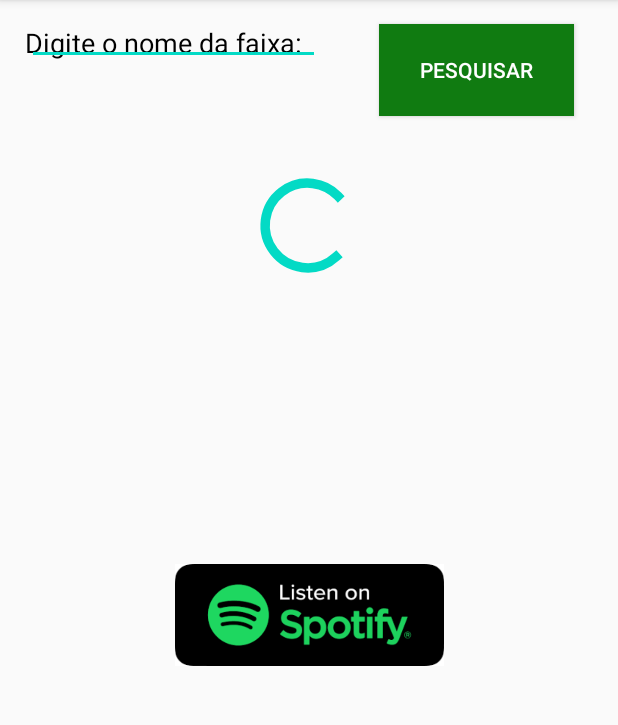
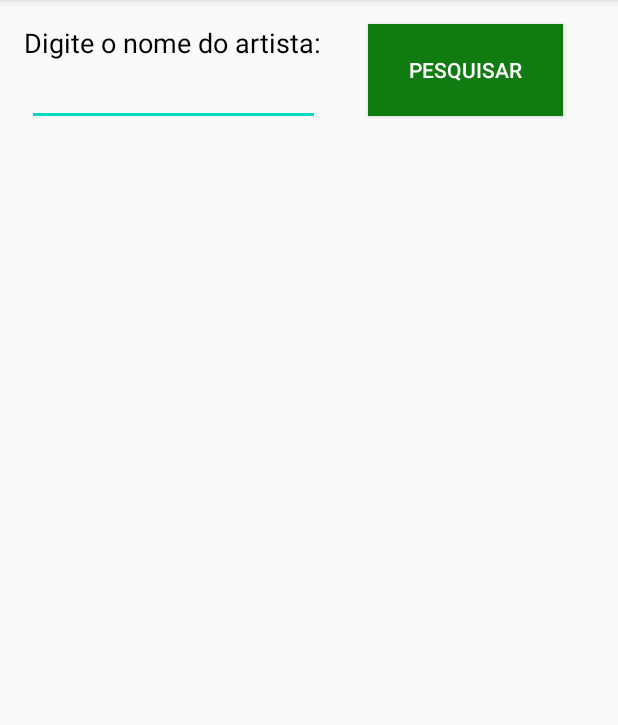
Before and after one commit to SamirCosta/Spotify, an Android app: the fragment ArtistsFragment shown on its own in the app's theme, on a phone screen of 412 x 824 dp, the part 84-809 px from its top. Run offline under Robolectric (Android 15) with nearby library versions, the phone set to English and light mode, and no system bars; pictures from the network do not load.

Commit message:
Commit artists

```diff
--- a/app/src/main/java/com/samir/spotifyapi/fragments/ArtistsFragment.java
+++ b/app/src/main/java/com/samir/spotifyapi/fragments/ArtistsFragment.java
@@ -1,21 +1,54 @@
 package com.samir.spotifyapi.fragments;
 
+import android.content.Context;
+import android.content.CursorLoader;
+import android.content.Intent;
+import android.database.Cursor;
+import android.net.ConnectivityManager;
+import android.net.NetworkInfo;
+import android.net.Uri;
 import android.os.Bundle;
 
+import androidx.annotation.NonNull;
+import androidx.annotation.Nullable;
 import androidx.fragment.app.Fragment;
+import androidx.fragment.app.FragmentManager;
+import androidx.loader.app.LoaderManager;
+import androidx.loader.content.Loader;
 
 import android.view.LayoutInflater;
 import android.view.View;
 import android.view.ViewGroup;
+import android.view.inputmethod.InputMethodManager;
+import android.widget.Button;
+import android.widget.CursorAdapter;
+import android.widget.EditText;
+import android.widget.ImageView;
+import android.widget.ProgressBar;
+import android.widget.TextView;
+import android.widget.Toast;
 
+import com.bumptech.glide.Glide;
 import com.samir.spotifyapi.R;
+import com.samir.spotifyapi.loader.LoadParam;
+
+import org.json.JSONArray;
+import org.json.JSONException;
+import org.json.JSONObject;
 
 /**
  * A simple {@link Fragment} subclass.
  * Use the {@link ArtistsFragment#newInstance} factory method to
  * create an instance of this fragment.
  */
-public class ArtistsFragment extends Fragment {
+public class ArtistsFragment extends Fragment implements LoaderManager.LoaderCallbacks<String>{
+    private EditText param;
+    private ImageView pic, btSpot;
+    private TextView artName;
+    private Button btPesq;
+    private String stringParam;
+    private ProgressBar progressBar;
+    private String uriSpotify = "";
 
     // TODO: Rename parameter arguments, choose names that match
     // the fragment initialization parameters, e.g. ARG_ITEM_NUMBER
@@ -55,12 +88,140 @@ public class ArtistsFragment extends Fragment {
             mParam1 = getArguments().getString(ARG_PARAM1);
             mParam2 = getArguments().getString(ARG_PARAM2);
         }
+        if (getLoaderManager().getLoader(0) != null) {
+            getLoaderManager().initLoader(0, null, this);
+        }
+
     }
 
     @Override
     public View onCreateView(LayoutInflater inflater, ViewGroup container,
                              Bundle savedInstanceState) {
-        // Inflate the layout for this fragment
-        return inflater.inflate(R.layout.fragment_artists, container, false);
+        View view = inflater.inflate(R.layout.fragment_artists, container, false);
+        param = view.findViewById(R.id.editTextArt);
+        pic = view.findViewById(R.id.imageViewArt);
+        artName = view.findViewById(R.id.textViewNameArt);
+        btPesq = view.findViewById(R.id.btnPesqArt);
+        progressBar = view.findViewById(R.id.progressBarArt);
+        btSpot = view.findViewById(R.id.btOpenSpotArt);
+
+        progressBar.setVisibility(View.GONE);
+
+        btSpot.setVisibility(View.INVISIBLE);
+
+        btPesq.setOnClickListener(new View.OnClickListener() {
+            @Override
+            public void onClick(View v) {
+                stringParam = param.getText().toString();
+
+                InputMethodManager inputManager = (InputMethodManager) getActivity().getSystemService(Context.INPUT_METHOD_SERVICE);
+                if (inputManager != null) {
+                    inputManager.hideSoftInputFromWindow(v.getWindowToken(),
+                            InputMethodManager.HIDE_NOT_ALWAYS);
+                }
+
+                ConnectivityManager connMgr = (ConnectivityManager) getActivity().getSystemService(Context.CONNECTIVITY_SERVICE);
+                NetworkInfo networkInfo = null;
+                if (connMgr != null) {
+                    networkInfo = connMgr.getActiveNetworkInfo();
+                }
+
+                if (networkInfo != null && networkInfo.isConnected() && stringParam.length() != 0) {
+                    pesquisa();
+                }else {
+                    if (stringParam.length() == 0) {
+                        param.setHint("Informe um nome");
+                        param.setHintTextColor( getResources().getColor(R.color.hint));
+                        param.setCompoundDrawablesRelativeWithIntrinsicBounds(getResources().getDrawable(R.drawable.ic_baseline_error_outline_24),null,null, null);
+
+                    } else {
+                        Toast.makeText(getContext(), "Verifique sua conexão.", Toast.LENGTH_LONG).show();
+                    }
+                }
+            }
+        });
+
+        btSpot.setOnClickListener(new View.OnClickListener() {
+            @Override
+            public void onClick(View v) {
+                if (uriSpotify != null) {
+                    Intent intent = new Intent(Intent.ACTION_DEFAULT, Uri.parse(uriSpotify));
+                    startActivity(intent);
+                }
+            }
+        });
+
+        return view;
+    }
+
+    @NonNull
+    @Override
+    public Loader<String> onCreateLoader(int id, @Nullable Bundle args) {
+        String queryString = "";
+        if (args != null) {
+            queryString = args.getString("parameter");
+        }
+        return new LoadParam(getContext(), queryString);
+    }
+
+    @Override
+    public void onLoadFinished(@NonNull Loader<String> loader, String data) {
+        try {
+            JSONObject jsonObject = new JSONObject(data);
+            JSONObject tracksPrincipal = jsonObject.getJSONObject("artists");
+            JSONArray itemsArray = tracksPrincipal.getJSONArray("items");
+
+            String trackName = null;
+            String urlImg = null;
+
+            int i = 0;
+            while (i < itemsArray.length() && trackName == null){
+                JSONObject book = itemsArray.getJSONObject(i);
+                //JSONObject album = book.getJSONObject("album");
+                JSONArray img = book.getJSONArray("images");
+
+                uriSpotify = book.getString("uri");
+                trackName = book.getString("popularity");
+
+                int im = 0;
+                while (im < img.length()) {
+                    JSONObject book2 = img.getJSONObject(1);
+                    urlImg  = book2.getString("url");
+                    //Log.d(LOG_TAG, urlImg);
+                    im++;
+                }
+
+                i++;
+            }
+
+            if (trackName != null) {
+                progressBar.setVisibility(View.GONE);
+                artName.setText(trackName);
+
+                Uri uriimg = Uri.parse(urlImg);
+                Glide.with(this)
+                        .load(uriimg)
+                        .into(pic);
+
+            } else {
+                artName.setText("Nenhum resltado");
+            }
+        } catch (JSONException e) {
+            e.printStackTrace();
+            //Log.d(LOG_TAG, "AQUI");
+        }
+    }
+
+    @Override
+    public void onLoaderReset(@NonNull Loader<String> loader) {
+
+    }
+
+    public void pesquisa(){
+        progressBar.setVisibility(View.VISIBLE);
+        btSpot.setVisibility(View.VISIBLE);
+        Bundle queryBundle = new Bundle();
+        queryBundle.putString("parameter", stringParam);
+        getActivity().getSupportLoaderManager().restartLoader(0, queryBundle, this);
     }
 }
--- a/app/src/main/java/com/samir/spotifyapi/fragments/TracksFragment.java
+++ b/app/src/main/java/com/samir/spotifyapi/fragments/TracksFragment.java
@@ -93,8 +93,6 @@ public class TracksFragment extends Fragment implements LoaderManager.LoaderCall
         if (getLoaderManager().getLoader(0) != null) {
             getLoaderManager().initLoader(0, null, this);
         }
-
-
 
     }
 
--- a/app/src/main/java/com/samir/spotifyapi/loader/Requester.java
+++ b/app/src/main/java/com/samir/spotifyapi/loader/Requester.java
@@ -17,7 +17,7 @@ public class Requester {
     private static final String SPOTIFY_URL = "https://api.spotify.com/v1/search?";
     private static final String QUERY_PARAM = "q";
     private static final String TYPE = "type";
-    private static final String TOKEN = "BQDL7o_LWZMJISXlr9Dvc_R_DqeI_OjBW4YRpbRqjJRlPD6RtmYbiv6c2k1WWhMGBghvPG3yXHbfx1aD8Wq4cN4bIILBjpcX5g3xKvcqP7Me5dgbLFGYo7qeeRiZ1mrGiam7xyINmApM_Q";
+    private static final String TOKEN = "BQCHTKG3_RY67hPBRUH3aC6H6aD9MDWdN7UOyLNmbGuj6J4UKwoqYwYpdakMTmTHBjfFYU4Ei7TlI1YXL-q4hCF_kuyI4SvpDDQFUik2OxsuAbtlyd5WnB7QJyLojQQFcQFWRL85lXM3vg";
     private static final String URL_TOKEN = "https://accounts.spotify.com/api/token";
     private static final String CLIENT_ID = "88937418052d43a5ab4f99950f05a2bf";
     private static final String CLIENT_SECRET = "cb39035ded114ad5bb0e0f0ded110954";
--- a/app/src/main/res/layout/fragment_artists.xml
+++ b/app/src/main/res/layout/fragment_artists.xml
@@ -11,7 +11,7 @@
         android:layout_width="wrap_content"
         android:layout_height="wrap_content"
         android:layout_marginTop="16dp"
-        android:text="@string/tvTrack"
+        android:text="@string/tvArt"
         android:textColor="#000000"
         android:textSize="18sp"
         app:layout_constraintEnd_toEndOf="parent"
@@ -25,67 +25,66 @@
         android:layout_height="61dp"
         android:layout_marginStart="32dp"
         android:layout_marginTop="16dp"
-        android:layout_marginEnd="29dp"
+        android:layout_marginEnd="35dp"
         android:background="#107B11"
         android:text="@string/btnPesq"
         android:textColor="#FFFFFF"
         app:layout_constraintEnd_toEndOf="parent"
         app:layout_constraintHorizontal_bias="0.0"
-        app:layout_constraintStart_toEndOf="@+id/editText"
+        app:layout_constraintStart_toEndOf="@+id/editTextArt"
         app:layout_constraintTop_toTopOf="parent" />
 
     <EditText
         android:id="@+id/editTextArt"
         android:layout_width="195dp"
         android:layout_height="43dp"
-        android:layout_marginTop="4dp"
         android:ems="10"
         android:inputType="textPersonName"
         app:layout_constraintEnd_toEndOf="parent"
         app:layout_constraintHorizontal_bias="0.083"
         app:layout_constraintStart_toStartOf="parent"
-        app:layout_constraintTop_toBottomOf="@+id/textView" />
+        app:layout_constraintTop_toBottomOf="@+id/textViewArt" />
 
     <ImageView
-        android:id="@+id/imageView"
+        android:id="@+id/imageViewArt"
         android:layout_width="300dp"
         android:layout_height="300dp"
         android:layout_marginTop="20dp"
         app:layout_constraintEnd_toEndOf="parent"
         app:layout_constraintHorizontal_bias="0.495"
         app:layout_constraintStart_toStartOf="parent"
-        app:layout_constraintTop_toBottomOf="@+id/editText"
+        app:layout_constraintTop_toBottomOf="@+id/editTextArt"
         tools:srcCompat="@tools:sample/avatars" />
 
     <TextView
-        android:id="@+id/textViewName"
+        android:id="@+id/textViewNameArt"
         android:layout_width="wrap_content"
         android:layout_height="wrap_content"
         android:layout_marginTop="16dp"
         android:textColor="#000000"
         app:layout_constraintEnd_toEndOf="parent"
         app:layout_constraintStart_toStartOf="parent"
-        app:layout_constraintTop_toBottomOf="@+id/imageView" />
+        app:layout_constraintTop_toBottomOf="@+id/imageViewArt" />
 
     <ImageView
-        android:id="@+id/btOpenSpot"
+        android:id="@+id/btOpenSpotArt"
         android:layout_width="179dp"
         android:layout_height="109dp"
         android:layout_marginTop="20dp"
         android:src="@drawable/spotify_btn"
         app:layout_constraintEnd_toEndOf="parent"
         app:layout_constraintStart_toStartOf="parent"
-        app:layout_constraintTop_toBottomOf="@+id/textViewName" />
+        app:layout_constraintTop_toBottomOf="@+id/textViewNameArt" />
 
     <ProgressBar
-        android:id="@+id/progressBar"
+        android:id="@+id/progressBarArt"
         style="?android:attr/progressBarStyle"
         android:layout_width="80dp"
         android:layout_height="75dp"
-        app:layout_constraintBottom_toBottomOf="@+id/imageView"
-        app:layout_constraintEnd_toEndOf="@+id/imageView"
-        app:layout_constraintStart_toStartOf="@+id/imageView"
-        app:layout_constraintTop_toTopOf="@+id/imageView" />
+        app:layout_constraintBottom_toBottomOf="@+id/imageViewArt"
+        app:layout_constraintEnd_toEndOf="@+id/imageViewArt"
+        app:layout_constraintStart_toStartOf="@+id/imageViewArt"
+        app:layout_constraintTop_toTopOf="@+id/imageViewArt" />
 
 
 </androidx.constraintlayout.widget.ConstraintLayout>
--- a/app/src/main/res/layout/fragment_tracks.xml
+++ b/app/src/main/res/layout/fragment_tracks.xml
@@ -25,7 +25,7 @@
         android:layout_height="61dp"
         android:layout_marginStart="32dp"
         android:layout_marginTop="16dp"
-        android:layout_marginEnd="29dp"
+        android:layout_marginEnd="35dp"
         android:background="#107B11"
         android:text="@string/btnPesq"
         android:textColor="#FFFFFF"
--- a/app/src/main/res/values/strings.xml
+++ b/app/src/main/res/values/strings.xml
@@ -4,5 +4,6 @@
     <string name="btnArtistas">Procurar por artistas</string>
     <string name="btnAlbuns">Procurar por álbuns</string>
     <string name="tvTrack">Digite o nome da faixa:</string>
+    <string name="tvArt">Digite o nome do artista:</string>
     <string name="btnPesq">Pesquisar</string>
 </resources>
```
